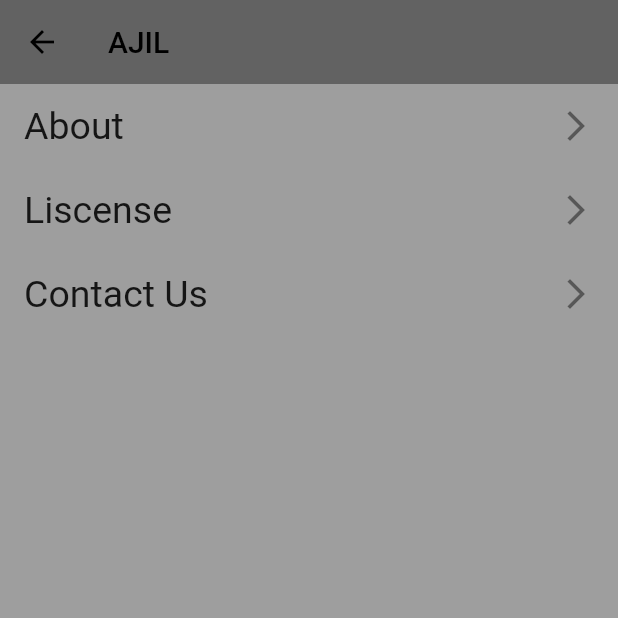
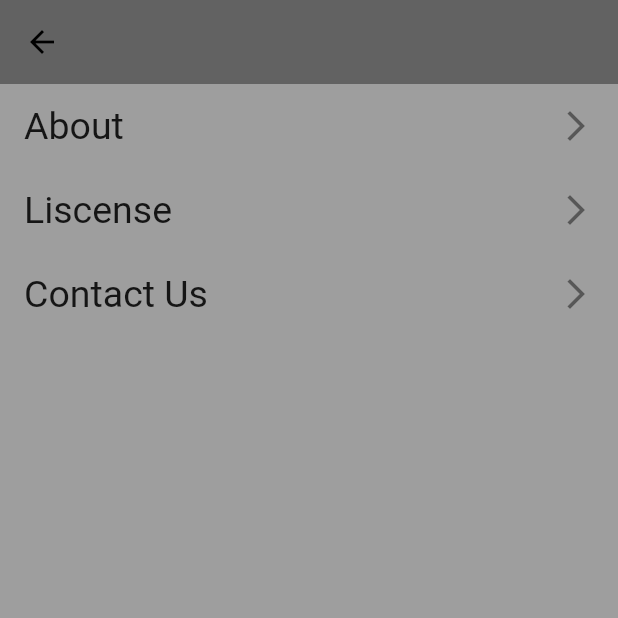
Before and after one commit to AjilAshok/octavision, a Flutter app: the Settings screen opened directly, on a phone screen of 412 x 824 dp, the top half of it. Run offline on Flutter 3.47's test engine with Material 2 defaults, Android fonts, the phone set to English and light mode, and no system bars; our stand-ins replace animated_splash_screen, animated_text_kit, avatar_glow, camera, flutter_spinkit, flutter_tts and 7 more; missing offline and left inert: flutter_barcode_scanner, google_ml_kit, google_mlkit_commons, google_mlkit_object_detection, google_mlkit_translation, tflite; accounts and stored records are empty.

Commit message:
final101

```diff
--- a/lib/constant/version.dart
+++ b/lib/constant/version.dart
@@ -10,6 +10,6 @@ import 'dart:io';
 class Version{
 
 
-   static String? versionnumber="AJIL";
+   static String? versionnumber="";
 // static const String buildnumber=String.fromEnvironment(g);
 }
```
Also changed, not shown: 1 other file.
